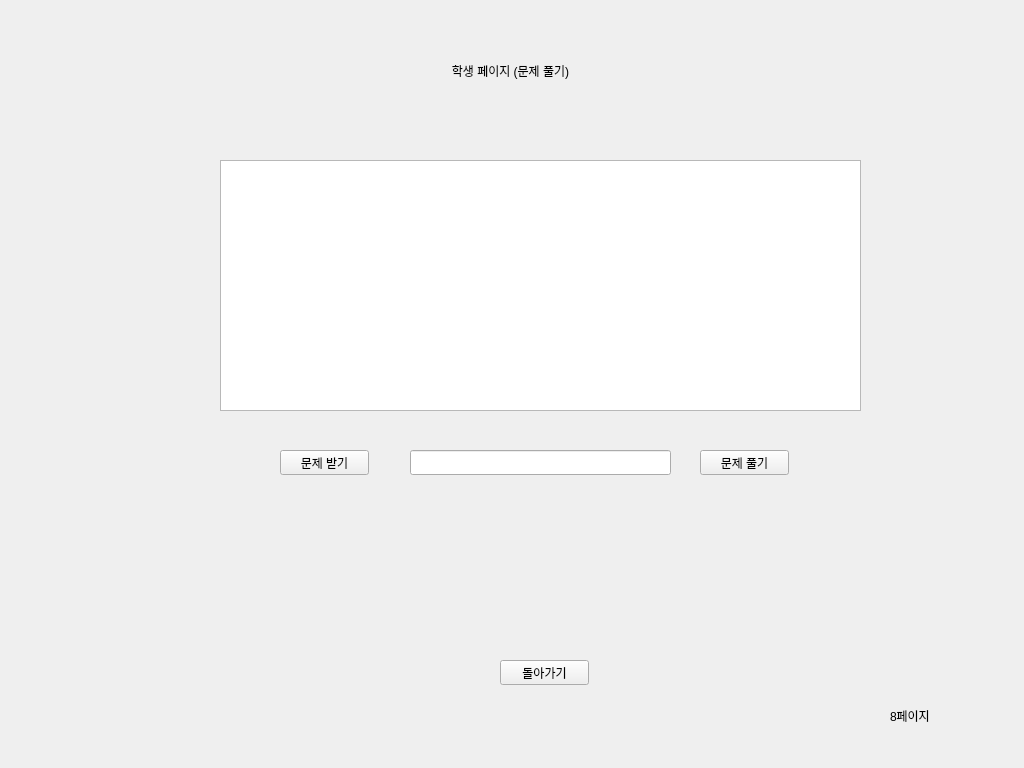
First picture: the form in tonghap.ui, repository Education-project-iot-AI/education-app, before the edit.
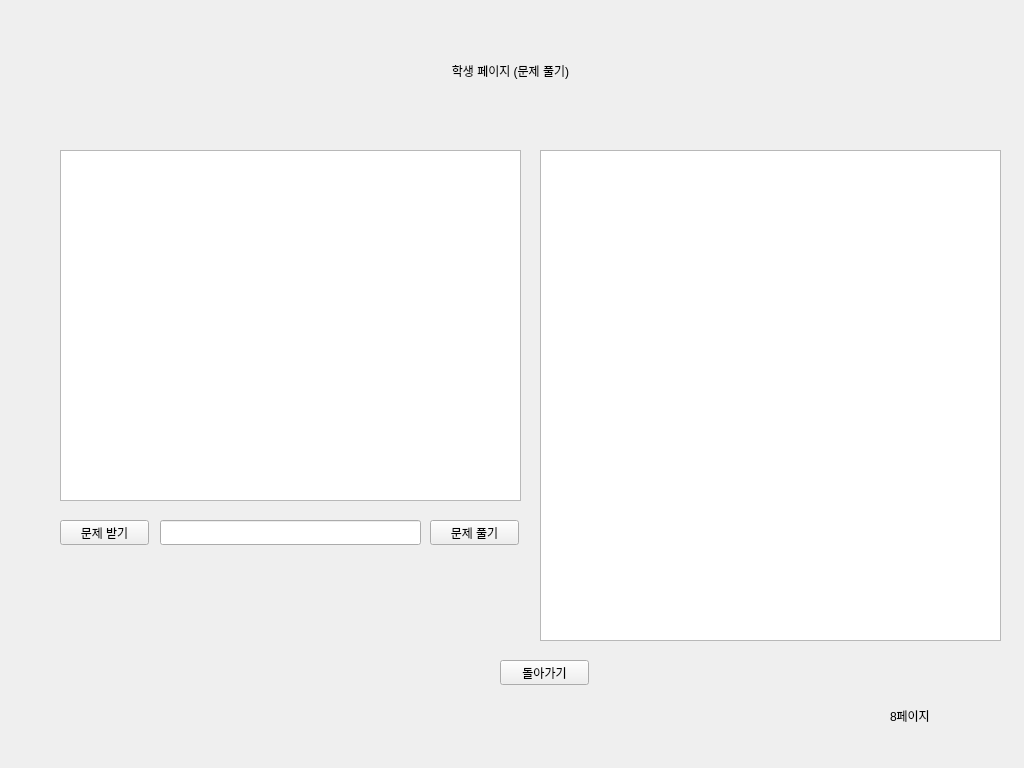
Second picture: the form after the edit.

Commit message: 문제 풀기 UI 수정 / 객체명 통일성 향상

The edit to the form file:
```diff
--- a/tonghap.ui
+++ b/tonghap.ui
@@ -1115,8 +1115,8 @@
      <widget class="QPushButton" name="btn_s_quiz_solve">
       <property name="geometry">
        <rect>
-        <x>700</x>
-        <y>450</y>
+        <x>430</x>
+        <y>520</y>
         <width>89</width>
         <height>25</height>
        </rect>
@@ -1141,18 +1141,18 @@
      <widget class="QTextBrowser" name="text_s_quiz">
       <property name="geometry">
        <rect>
-        <x>220</x>
-        <y>160</y>
-        <width>641</width>
-        <height>251</height>
+        <x>60</x>
+        <y>150</y>
+        <width>461</width>
+        <height>351</height>
        </rect>
       </property>
      </widget>
      <widget class="QLineEdit" name="line_s_quiz_a">
       <property name="geometry">
        <rect>
-        <x>410</x>
-        <y>450</y>
+        <x>160</x>
+        <y>520</y>
         <width>261</width>
         <height>25</height>
        </rect>
@@ -1161,8 +1161,8 @@
      <widget class="QPushButton" name="btn_s_quiz_list">
       <property name="geometry">
        <rect>
-        <x>280</x>
-        <y>450</y>
+        <x>60</x>
+        <y>520</y>
         <width>89</width>
         <height>25</height>
        </rect>
@@ -1171,6 +1171,16 @@
        <string>문제 받기</string>
       </property>
      </widget>
+     <widget class="QTextBrowser" name="text_s_quized">
+      <property name="geometry">
+       <rect>
+        <x>540</x>
+        <y>150</y>
+        <width>461</width>
+        <height>491</height>
+       </rect>
+      </property>
+     </widget>
     </widget>
     <widget class="QWidget" name="page_11">
      <widget class="QLabel" name="label_37">
```
Left out of the diff: 2 changed lines with no effect on the pictures. The commit also changes 1 other file.
